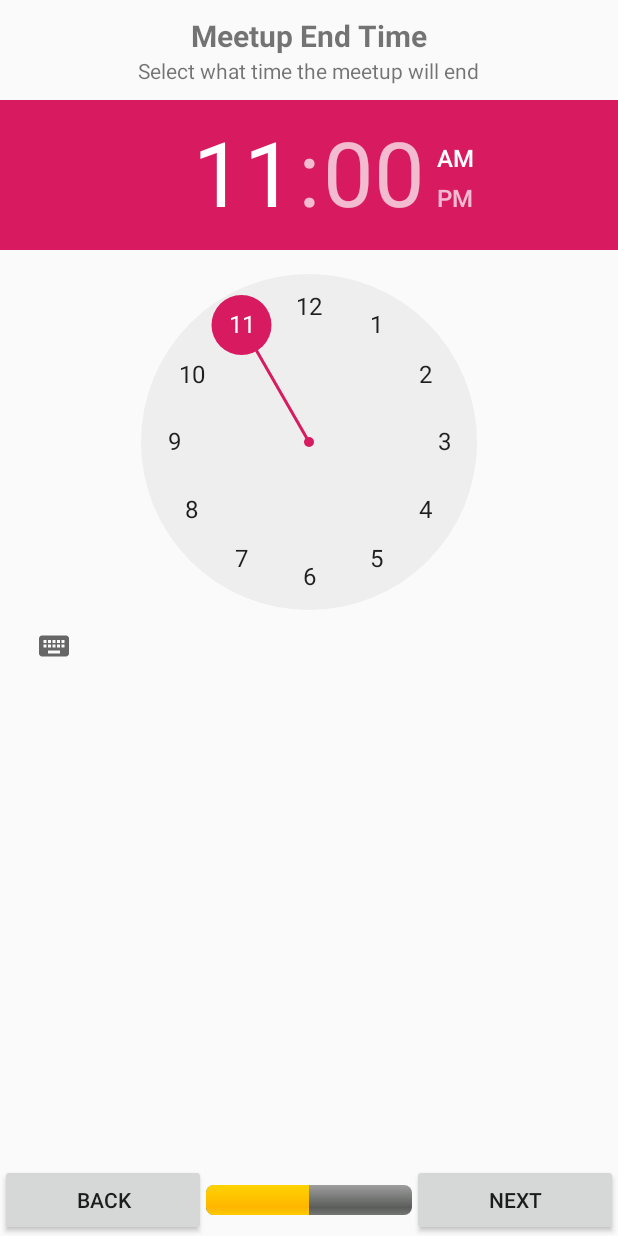
After one commit to divy4/Dog-on-the-Quad, an Android app: the CreateMeetupEndTimeActivity screen opened directly, with no data from a screen before it, on a phone screen of 412 x 824 dp. The commit adds this screen. Run offline under Robolectric (Android 15) with nearby library versions, the phone set to English and light mode, and no system bars; 1 statement that could not run was skipped.

Commit message:
Stupid language thing

```diff
--- a/app/build.gradle
+++ b/app/build.gradle
@@ -4,7 +4,7 @@ android {
     compileSdkVersion 27
     defaultConfig {
         applicationId "cs465.illinois.edu.dogonthequad"
-        minSdkVersion 21
+        minSdkVersion 23
         targetSdkVersion 27
         versionCode 1
         versionName "1.0"
--- a/app/src/main/AndroidManifest.xml
+++ b/app/src/main/AndroidManifest.xml
@@ -22,12 +22,12 @@
         </activity>
         <activity
             android:name=".CreateMeetupPhotoActivity"
-            android:label="@string/create_meetup_photo_title"/>
-        <activity android:name=".CreateMeetupLocationActivity"></activity>
+            android:label="@string/create_meetup_photo_title" />
+        <activity android:name=".CreateMeetupLocationActivity" />
         <activity
             android:name=".CreateMeetupReviewActivity"
-            android:label="@string/create_meetup_review_title"
-            />
+            android:label="@string/create_meetup_review_title" />
+        <activity android:name=".CreateMeetupEndTimeActivity"></activity>
     </application>
 
 </manifest>
--- a/app/src/main/java/cs465/illinois/edu/dogonthequad/CreateMeetupActivity.java
+++ b/app/src/main/java/cs465/illinois/edu/dogonthequad/CreateMeetupActivity.java
@@ -75,12 +75,14 @@ public class CreateMeetupActivity extends Activity implements View.OnClickListen
 
     public static final Class[] ACTIVITIES = new Class[]{
             CreateMeetupLocationActivity.class,
+            CreateMeetupEndTimeActivity.class,
             CreateMeetupPhotoActivity.class,
             CreateMeetupReviewActivity.class
     };
 
     public static final Class[] ACTIVITIES_NOSELECTDOG = new Class[]{
             CreateMeetupLocationActivity.class,
+            CreateMeetupEndTimeActivity.class,
             CreateMeetupPhotoActivity.class,
             CreateMeetupReviewActivity.class
     };
--- /dev/null
+++ b/app/src/main/java/cs465/illinois/edu/dogonthequad/CreateMeetupEndTimeActivity.java
@@ -0,0 +1,36 @@
+package cs465.illinois.edu.dogonthequad;
+
+import android.support.v7.app.AppCompatActivity;
+import android.os.Bundle;
+import android.widget.TimePicker;
+
+import java.util.Calendar;
+import java.util.Date;
+
+public class CreateMeetupEndTimeActivity extends CreateMeetupActivity implements TimePicker.OnTimeChangedListener {
+
+    TimePicker mTimePicker;
+
+    @Override
+    protected void onCreate(Bundle savedInstanceState) {
+        super.onCreate(savedInstanceState);
+        initialize(R.layout.activity_create_meetup_end_time);
+
+        mTimePicker = findViewById(R.id.time_picker);
+        mTimePicker.setOnTimeChangedListener(this);
+
+        Calendar cal = Calendar.getInstance();
+        cal.setTime(new Date());
+        cal.add(Calendar.MINUTE, 30);
+
+
+        mTimePicker.setHour(cal.get(Calendar.HOUR));
+        mTimePicker.setMinute(cal.get(Calendar.MINUTE));
+    }
+
+    @Override
+    public void onTimeChanged(TimePicker timePicker, int i, int i1) {
+        timePicker.
+
+    }
+}
--- /dev/null
+++ b/app/src/main/res/layout/activity_create_meetup_end_time.xml
@@ -0,0 +1,65 @@
+<?xml version="1.0" encoding="utf-8"?>
+<RelativeLayout xmlns:android="http://schemas.android.com/apk/res/android"
+    android:layout_width="match_parent"
+    android:layout_height="match_parent"
+    >
+
+    <TextView
+        android:layout_width="wrap_content"
+        android:layout_height="wrap_content"
+        android:text="@string/create_meetup_end_time_title"
+        android:id="@+id/create_meetup_end_time_title"
+        android:textSize="20sp"
+        android:textStyle="bold"
+        android:layout_centerHorizontal="true"
+        android:layout_marginTop="10dp"/>
+
+    <TextView
+        android:layout_width="wrap_content"
+        android:layout_height="wrap_content"
+        android:text="@string/create_meetup_end_time_desc"
+        android:layout_below="@id/create_meetup_end_time_title"
+        android:id="@+id/create_meetup_end_time_desc"
+        android:layout_marginBottom="10dp"
+        android:layout_centerHorizontal="true"/>
+
+    <TimePicker
+        android:layout_width="match_parent"
+        android:layout_height="wrap_content"
+        android:layout_above="@id/create_meetup_progress_controls"
+        android:layout_below="@id/create_meetup_end_time_desc"
+        android:id="@+id/time_picker"
+        ></TimePicker>
+    <LinearLayout
+        android:layout_width="match_parent"
+        android:layout_height="wrap_content"
+        android:layout_weight="0"
+        android:id="@+id/create_meetup_progress_controls"
+        android:layout_alignParentBottom="true"
+        android:orientation="horizontal"
+        android:gravity="left">
+
+        <Button
+            android:layout_width="match_parent"
+            android:layout_height="wrap_content"
+            android:layout_weight="1"
+            android:text="@string/back"/>
+
+        <ProgressBar
+            android:layout_width="match_parent"
+            android:layout_height="wrap_content"
+            android:layout_weight="1"
+            android:layout_gravity="center"
+            style="@android:style/Widget.ProgressBar.Horizontal"
+            android:id="@+id/meetup_progress_bar"/>
+
+        <Button
+            android:layout_width="match_parent"
+            android:layout_height="wrap_content"
+            android:layout_weight="1"
+            android:id="@+id/meetup_next_button"
+            android:text="@string/next"/>
+
+    </LinearLayout>
+
+</RelativeLayout>
--- a/app/src/main/res/values/strings.xml
+++ b/app/src/main/res/values/strings.xml
@@ -14,4 +14,6 @@
     <string name="edit_location">Edit Location</string>
     <string name="end_time">End Time:</string>
     <string name="social_level">Social Level:</string>
+    <string name="create_meetup_end_time_title">Meetup End Time</string>
+    <string name="create_meetup_end_time_desc">Select what time the meetup will end</string>
 </resources>
```
